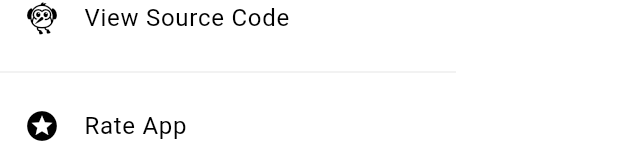
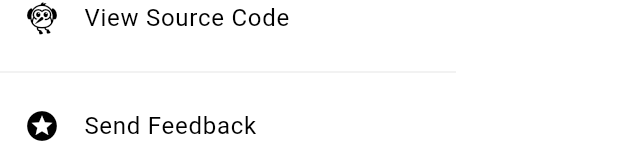
Before and after one commit to Appliberated/hello_world_counters, a Flutter app: the CountersDrawer widget shown alone on an empty page, opened directly with empty values, scrolled down 288 dp, on a phone screen of 412 x 824 dp. Shown: the part 1068-1233 px from the top of the screen. Run offline on Flutter 3.47's test engine with Material 3 defaults, Android fonts, the phone set to English and light mode, and no system bars; our stand-ins replace share_plus, shared_preferences; accounts and stored records are empty.

Commit message:
Refactor UI strings and urls

```diff
--- a/lib/common/app_strings.dart
+++ /dev/null
@@ -1,55 +0,0 @@
-// Copyright 2020-2024 Hellogramming. All rights reserved.
-// Use of this source code is governed by an MIT-style
-// license that can be found in the LICENSE file or at
-// https://hellogramming.com/helloworldcounters/license/.
-
-import '../screens/home.dart';
-
-/// Application wide UI and URL string constants.
-class AppStrings {
-  static const String appName = 'Hello World Counters';
-
-  // -----------------------------------------------------------------------------------------------
-  // App Drawer
-  // -----------------------------------------------------------------------------------------------
-
-  static const String drawerTitle = appName;
-  static const String settingsItemTitle = 'Settings';
-  static const String aboutItemTitle = 'About This App';
-  static const String rateItemTitle = 'Rate App';
-  static const String viewSourceItemTitle = 'View Source Code';
-
-  static const Map<MenuAction, String> menuActions = {
-    MenuAction.reset: 'Reset counter',
-    MenuAction.share: 'Share...',
-  };
-
-  static const String resetConfirm = 'Reset counter to zero?';
-  static const String resetConfirmReset = 'Reset';
-  static const String resetConfirmCancel = 'Cancel';
-
-  static String shareText(String name, String value) => 'The $name is $value';
-
-  static const String rateAppURL = 'https://appliberated.com/helloworldcounters/rate/';
-
-  static const String aboutURL = 'https://appliberated.com/helloworldcounters/';
-
-  static const String viewSourceURL = 'https://github.com/Appliberated/hello_world_counters';
-
-  // -----------------------------------------------------------------------------------------------
-  // Home Screen - Main
-  // -----------------------------------------------------------------------------------------------
-
-  static const String incrementTooltip = 'Increment';
-  static const String incrementHeroTag = 'incrementHeroTag';
-  static const String decrementTooltip = 'Decrement';
-  static const String decrementHeroTag = 'decrementHeroTag';
-
-  // -----------------------------------------------------------------------------------------------
-  // Settings Screen
-  // -----------------------------------------------------------------------------------------------
-
-  static const String settingsTitle = 'Settings';
-  static const String counterTapModeTitle = 'Counter tap mode';
-  static const String counterTapModeSubtitle = 'Tap anywhere to increase counter';
-}
--- /dev/null
+++ b/lib/common/strings.dart
@@ -0,0 +1,49 @@
+// Copyright 2020-2024 Hellogramming. All rights reserved.
+// Use of this source code is governed by an MIT-style
+// license that can be found in the LICENSE file or at
+// https://hellogramming.com/helloworldcounters/license/.
+
+/// App wide UI string constants.
+library;
+
+import '../screens/home.dart';
+
+const String appName = 'Hello World Counters';
+
+// -----------------------------------------------------------------------------------------------
+// App Drawer
+// -----------------------------------------------------------------------------------------------
+
+const String drawerTitle = appName;
+const String settingsItemTitle = 'Settings';
+const String aboutItemTitle = 'About This App';
+const String viewSourceItemTitle = 'View Source Code';
+const String feedbackItemTitle = 'Send Feedback';
+
+const Map<MenuAction, String> menuActions = {
+  MenuAction.reset: 'Reset counter',
+  MenuAction.share: 'Share...',
+};
+
+const String resetConfirm = 'Reset counter to zero?';
+const String resetConfirmReset = 'Reset';
+const String resetConfirmCancel = 'Cancel';
+
+String shareText(String name, String value) => 'The $name is $value';
+
+// -----------------------------------------------------------------------------------------------
+// Home Screen - Main
+// -----------------------------------------------------------------------------------------------
+
+const String incrementTooltip = 'Increment';
+const String incrementHeroTag = 'incrementHeroTag';
+const String decrementTooltip = 'Decrement';
+const String decrementHeroTag = 'decrementHeroTag';
+
+// -----------------------------------------------------------------------------------------------
+// Settings Screen
+// -----------------------------------------------------------------------------------------------
+
+const String settingsTitle = 'Settings';
+const String counterTapModeTitle = 'Counter tap mode';
+const String counterTapModeSubtitle = 'Tap anywhere to increase counter';
--- /dev/null
+++ b/lib/common/urls.dart
@@ -0,0 +1,16 @@
+// Copyright 2020-2024 Hellogramming. All rights reserved.
+// Use of this source code is governed by an MIT-style
+// license that can be found in the LICENSE file or at
+// https://hellogramming.com/helloworldcounters/license/.
+
+/// URLs used in the app.
+library;
+
+/// The app's home page URL.
+const String aboutURL = 'https://hellogramming.com/helloworldcounters/';
+
+/// The URL to the source code repository of the app.
+const String viewSourceURL = 'https://github.com/Hellogramming/hello_world_counters';
+
+/// The URL for sending feedback.
+const String feedbackURL = 'https://hellogramming.com/helloworldcounters/feedback/';
--- a/lib/main.dart
+++ b/lib/main.dart
@@ -5,7 +5,7 @@
 
 import 'package:flutter/material.dart';
 
-import 'common/app_strings.dart';
+import 'common/strings.dart' as strings;
 import 'screens/home.dart';
 
 void main() {
@@ -20,7 +20,7 @@ class HelloWorldCountersApp extends StatelessWidget {
   Widget build(BuildContext context) {
     return MaterialApp(
       debugShowCheckedModeBanner: false,
-      title: AppStrings.appName,
+      title: strings.appName,
 
       // A black and white theme to go with the app's colored counters
       theme: ThemeData.from(
--- a/lib/widgets/counters_drawer.dart
+++ b/lib/widgets/counters_drawer.dart
@@ -5,13 +5,13 @@
 
 import 'package:flutter/material.dart';
 
-import '../common/app_strings.dart';
+import '../common/strings.dart' as strings;
 import '../models/counter.dart';
 import '../utils/utils.dart';
 import 'color_list_tile.dart';
 
 /// Drawer extra actions enumeration.
-enum DrawerExtraActions { settings, about, rate, viewSource }
+enum DrawerExtraActions { settings, about, feedback, viewSource }
 
 /// A material design drawer that shows navigation links for all available counters.
 class CountersDrawer extends StatelessWidget {
@@ -53,24 +53,24 @@ class CountersDrawer extends StatelessWidget {
             const Divider(),
             ListTile(
               leading: const Icon(Icons.settings),
-              title: const Text(AppStrings.settingsItemTitle),
+              title: const Text(strings.settingsItemTitle),
               onTap: () => _onExtraActionTap(context, DrawerExtraActions.settings),
             ),
             ListTile(
               leading: const Icon(Icons.help_outline),
-              title: const Text(AppStrings.aboutItemTitle),
+              title: const Text(strings.aboutItemTitle),
               onTap: () => _onExtraActionTap(context, DrawerExtraActions.about),
             ),
             ListTile(
               leading: const Icon(Icons.flutter_dash),
-              title: const Text(AppStrings.viewSourceItemTitle),
+              title: const Text(strings.viewSourceItemTitle),
               onTap: () => _onExtraActionTap(context, DrawerExtraActions.viewSource),
             ),
             const Divider(),
             ListTile(
               leading: const Icon(Icons.stars),
-              title: const Text(AppStrings.rateItemTitle),
-              onTap: () => _onExtraActionTap(context, DrawerExtraActions.rate),
+              title: const Text(strings.feedbackItemTitle),
+              onTap: () => _onExtraActionTap(context, DrawerExtraActions.feedback),
             ),
           ],
         ),
```
Also changed, not shown: lib/screens/home.dart (+20 -19 lines), lib/screens/settings_screen.dart (+4 -4 lines).
